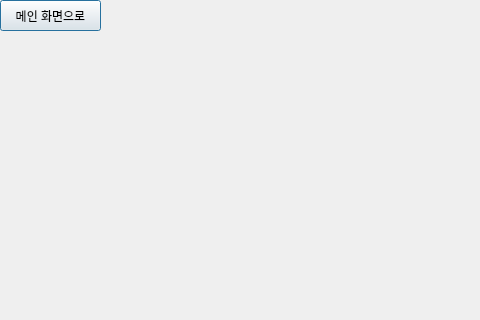
Old version of the form ui/adminpage.ui in the repository 2sseong/mini_project_2025-03; both pictures show x 0 to 480 and y 0 to 320 of the 1000 by 681 pixel window.
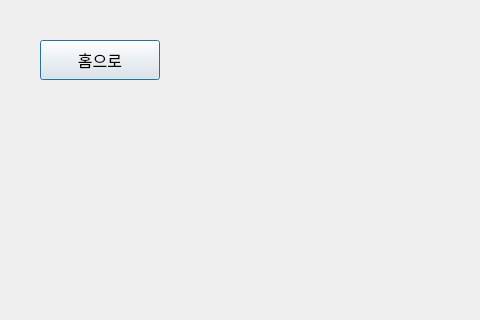
New version of the form.

Commit message: ui재배치 및 메인 페이지 css테스트

The edit to the form file:
```diff
--- a/ui/adminpage.ui
+++ b/ui/adminpage.ui
@@ -16,14 +16,20 @@
   <widget class="QPushButton" name="btn_go_to_main">
    <property name="geometry">
     <rect>
-     <x>0</x>
-     <y>0</y>
-     <width>101</width>
-     <height>31</height>
+     <x>40</x>
+     <y>40</y>
+     <width>120</width>
+     <height>40</height>
     </rect>
    </property>
+   <property name="font">
+    <font>
+     <family>NanumGothic</family>
+     <pointsize>12</pointsize>
+    </font>
+   </property>
    <property name="text">
-    <string>메인 화면으로</string>
+    <string>홈으로</string>
    </property>
   </widget>
  </widget>
```
The commit also changes 6 other files.
